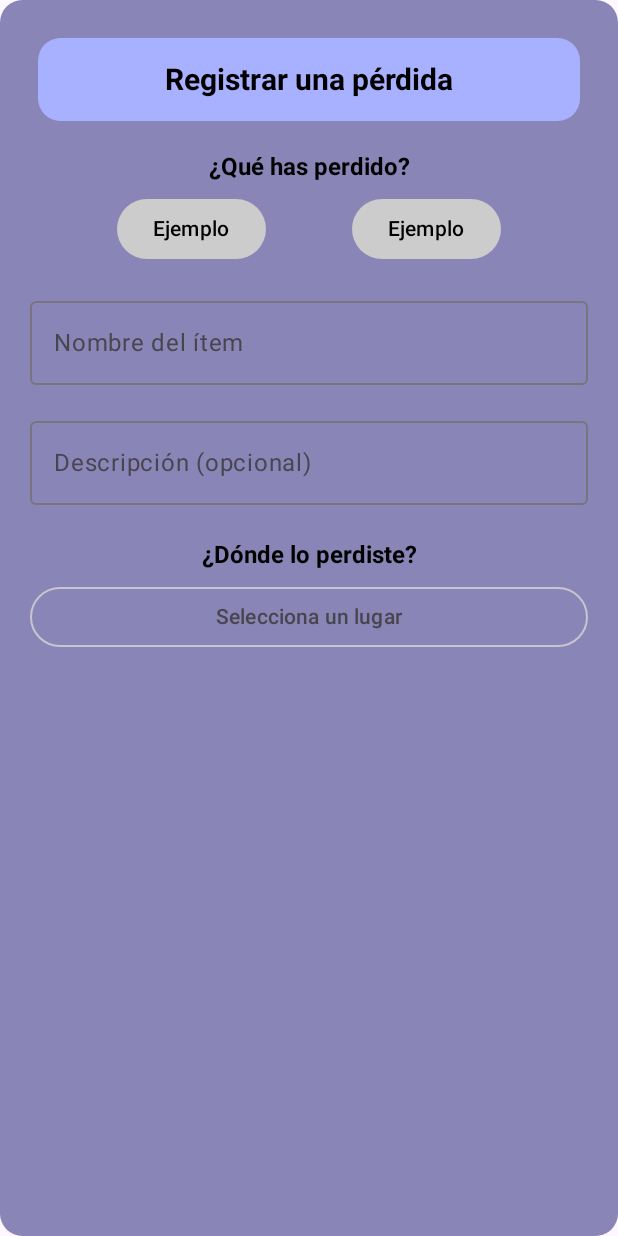
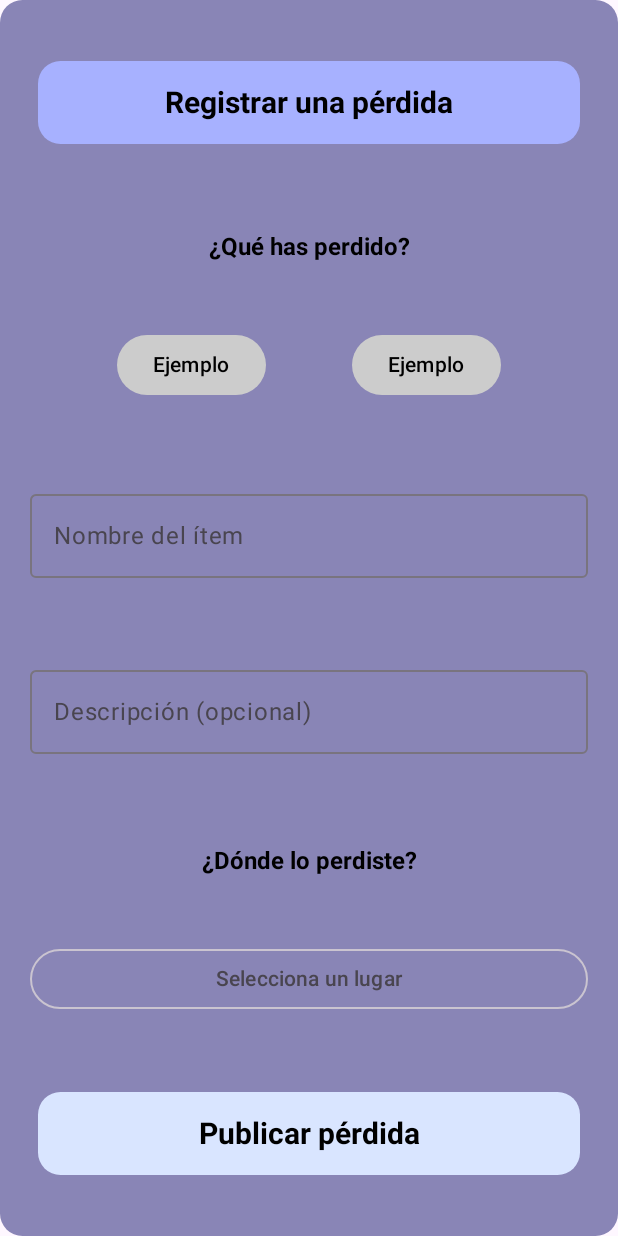
Before and after one commit to fmoorenoo/PerdidasLanzarote, an Android app built with Jetpack Compose: the composable HomeScreen shown on its own in the app's theme, on a phone screen of 412 x 824 dp. Run offline under Robolectric (Android 15) with nearby library versions, the phone set to English and light mode, and no system bars.

Commit message:
Card clicable para publicar la pérdida

```diff
--- a/app/src/main/java/org/iesharia/perdidaslanzarote/view/HomeScreen.kt
+++ b/app/src/main/java/org/iesharia/perdidaslanzarote/view/HomeScreen.kt
@@ -2,6 +2,7 @@ package org.iesharia.perdidaslanzarote.view
 
 import androidx.compose.foundation.background
 import androidx.compose.foundation.layout.*
+import androidx.compose.foundation.layout.Arrangement
 import androidx.compose.foundation.shape.RoundedCornerShape
 import androidx.compose.material3.*
 import androidx.compose.runtime.*
@@ -27,8 +28,10 @@ fun HomeScreen() {
         modifier = Modifier
             .fillMaxSize()
             .background(Color(0xFF8985B6), shape = RoundedCornerShape(15.dp))
-            .padding(20.dp),
-        horizontalAlignment = Alignment.CenterHorizontally
+            .padding(20.dp)
+            .padding(vertical = 15.dp),
+        horizontalAlignment = Alignment.CenterHorizontally,
+        verticalArrangement = Arrangement.SpaceBetween
     ) {
         Card(
             modifier = Modifier.fillMaxWidth().padding(5.dp),
@@ -124,5 +127,30 @@ fun HomeScreen() {
                 }
             }
         }
+        Card(
+            modifier = Modifier
+                .fillMaxWidth()
+                .padding(5.dp)
+                .width(40.dp),
+            colors = CardDefaults.cardColors(containerColor = Color(0xFFD9E5FF)),
+            shape = RoundedCornerShape(15.dp),
+            onClick = {
+                // Añadir la pérdida a la base de datos
+            }
+        ) {
+            Column(
+                modifier = Modifier
+                    .padding(16.dp)
+                    .fillMaxWidth(),
+                horizontalAlignment = Alignment.CenterHorizontally
+            ) {
+                Text(
+                    text = "Publicar pérdida",
+                    fontWeight = FontWeight.Bold,
+                    fontSize = 20.sp,
+                    color = Color.Black
+                )
+            }
+        }
     }
 }
```
